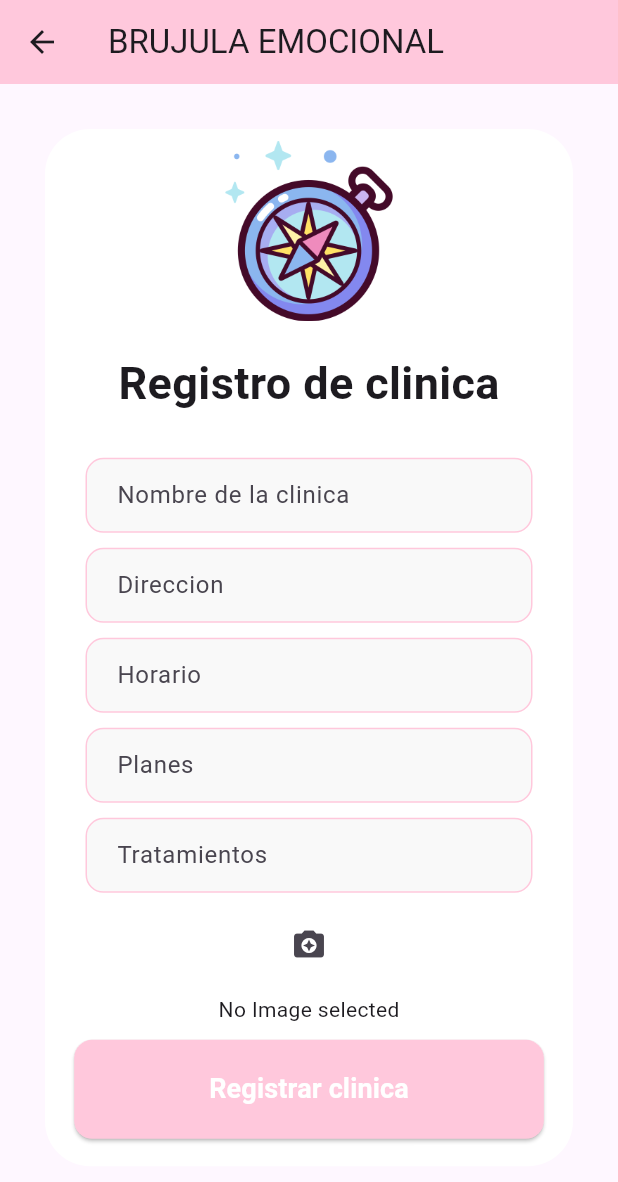
After one commit to Rayzkode/brujula_emocional, a Flutter app: the clinic_register screen opened directly, after a tap on "Registrar clinica", on a phone screen of 412 x 824 dp. The commit adds this screen. Shown: the top 1182 px of the screen. Run offline on Flutter 3.47's test engine with Material 3 defaults, Android fonts, the light colour scheme and no system bars; our stand-ins replace cloud_firestore, firebase_auth, firebase_core, firebase_storage, image_picker, smooth_page_indicator; accounts and stored records are empty.

Commit message:
Registra clinica

```diff
--- a/lib/home_page.dart
+++ b/lib/home_page.dart
@@ -1,8 +1,34 @@
 import 'package:brujula_emocional/appColors.dart';
+import 'package:brujula_emocional/pages_screens/clinic_register_screen.dart';
+import 'package:brujula_emocional/pages_screens/clinic_screen.dart';
 import 'package:brujula_emocional/pages_screens/location_screen.dart';
 import 'package:brujula_emocional/pages_screens/profile_screen.dart';
 import 'package:brujula_emocional/pages_screens/test_screen.dart';
 import 'package:flutter/material.dart';
+
+class MyApp extends StatelessWidget {
+  const MyApp({super.key});
+
+  // This widget is the root of your application.
+  @override
+  Widget build(BuildContext context) {
+    return MaterialApp(
+      title: 'Flutter Demo',
+      theme: ThemeData(
+        colorScheme: ColorScheme.fromSeed(seedColor: Colors.deepPurple),
+        useMaterial3: true,
+      ),
+      home: const HomePage(),
+      routes: <String, WidgetBuilder>{
+        '/home': (BuildContext context) => const HomePage(),
+        '/profile': (BuildContext context) => profile_screen(),
+        '/maps': (BuildContext context) => clinic_page(),
+        '/clinic_register': (BuildContext context) =>
+            const clinic_register(title: 'clinic_register'),
+      },
+    );
+  }
+}
 
 class HomePage extends StatefulWidget {
   const HomePage({super.key});
@@ -137,11 +163,18 @@ class _HomePageState extends State<HomePage> {
             ListTile(
               leading: Icon(Icons.perm_device_information_rounded),
               title: Text('Terminos y condiciones'),
+              onTap: () {},
+            ),
+            ListTile(
+              leading: Icon(Icons.add_box_rounded),
+              title: Text('Agregar clinica'),
               onTap: () {
-                // Update the state of the app
-                // ...
-                // Then close the drawer
-                Navigator.pop(context);
+                Navigator.pop(context); // Cerrar el cajón lateral primero
+                Navigator.push(
+                    context,
+                    MaterialPageRoute(
+                        builder: (context) =>
+                            clinic_register(title: 'clinic_register')));
               },
             ),
           ],
--- /dev/null
+++ b/lib/pages_screens/clinic_register_screen.dart
@@ -0,0 +1,297 @@
+import 'dart:io';
+
+import 'package:brujula_emocional/appColors.dart';
+import 'package:cloud_firestore/cloud_firestore.dart';
+import 'package:firebase_storage/firebase_storage.dart';
+import 'package:flutter/material.dart';
+import 'package:image_picker/image_picker.dart';
+
+class clinic_register extends StatefulWidget {
+  const clinic_register({super.key, required this.title});
+  final String title;
+
+  @override
+  State<clinic_register> createState() => _clinic_registerState();
+}
+
+class _clinic_registerState extends State<clinic_register> {
+  File? _image;
+  String imageUrl = '';
+  final _nombreController = TextEditingController();
+  final _direccionController = TextEditingController();
+  final _horarioController = TextEditingController();
+  final _planController = TextEditingController();
+  final _tratamientosController = TextEditingController();
+  final _imagenController = TextEditingController();
+
+  @override
+  void dispose() {
+    _nombreController.dispose();
+    _direccionController.dispose();
+    _horarioController.dispose();
+    _planController.dispose();
+    _tratamientosController.dispose();
+    _imagenController.dispose();
+  }
+
+  void registerClinic() async {
+    addClinicDetails(
+      _nombreController.text.trim(),
+      _direccionController.text.trim(),
+      _horarioController.text.trim(),
+      _planController.text.trim(),
+      _tratamientosController.text.trim(),
+      imageUrl.trim(),
+    );
+  }
+
+  Future addClinicDetails(String nombre, String direccion, String horario,
+      String plan, String tratamientos, String imagen) async {
+    await FirebaseFirestore.instance.collection('clinics').add({
+      'nombre': nombre,
+      'direccion': direccion,
+      'horario': horario,
+      'plan': plan,
+      'tratamientos': tratamientos,
+      'imagen': imagen,
+    });
+  }
+
+  Widget build(BuildContext context) {
+    return Scaffold(
+      appBar: AppBar(
+        title: const Text(
+          'BRUJULA EMOCIONAL',
+        ),
+        backgroundColor: AppColors.secondaryColor,
+      ),
+      body: SafeArea(
+        child: SingleChildScrollView(
+          padding: const EdgeInsets.all(30.0),
+          child: Container(
+            padding: EdgeInsets.symmetric(
+                horizontal: 2,
+                vertical: MediaQuery.of(context).size.height * 0.01),
+            decoration: BoxDecoration(
+              borderRadius: BorderRadius.circular(30),
+              color: Colors.white,
+            ),
+            child: Center(
+              child: Column(
+                mainAxisAlignment: MainAxisAlignment.center,
+                children: [
+                  Image.asset(
+                    'assets/images/Compass.png',
+                    width: 120,
+                  ),
+                  const SizedBox(
+                    height: 20,
+                  ),
+                  //hello again
+                  const Text(
+                    'Registro de clinica',
+                    style: TextStyle(
+                      fontWeight: FontWeight.bold,
+                      fontSize: 30,
+                    ),
+                  ),
+                  const SizedBox(
+                    height: 28,
+                  ),
+                  //email textfield
+                  Padding(
+                    padding: const EdgeInsets.symmetric(horizontal: 25.0),
+                    child: Container(
+                      decoration: BoxDecoration(
+                        color: const Color.fromARGB(144, 244, 244, 244),
+                        border: Border.all(color: AppColors.secondaryColor),
+                        borderRadius: BorderRadius.circular(12),
+                      ),
+                      child: Padding(
+                        padding: EdgeInsets.only(left: 20.0),
+                        child: TextField(
+                          controller: _nombreController,
+                          decoration: InputDecoration(
+                            border: InputBorder.none,
+                            hintText: 'Nombre de la clinica',
+                          ),
+                        ),
+                      ),
+                    ),
+                  ),
+                  const SizedBox(
+                    height: 10,
+                  ),
+                  Padding(
+                    padding: const EdgeInsets.symmetric(horizontal: 25.0),
+                    child: Container(
+                      decoration: BoxDecoration(
+                        color: const Color.fromARGB(144, 244, 244, 244),
+                        border: Border.all(color: AppColors.secondaryColor),
+                        borderRadius: BorderRadius.circular(12),
+                      ),
+                      child: Padding(
+                        padding: EdgeInsets.only(left: 20.0),
+                        child: TextField(
+                          controller: _direccionController,
+                          decoration: InputDecoration(
+                            border: InputBorder.none,
+                            hintText: 'Direccion',
+                          ),
+                        ),
+                      ),
+                    ),
+                  ),
+                  const SizedBox(
+                    height: 10,
+                  ),
+                  Padding(
+                    padding: const EdgeInsets.symmetric(horizontal: 25.0),
+                    child: Container(
+                      decoration: BoxDecoration(
+                        color: const Color.fromARGB(144, 244, 244, 244),
+                        border: Border.all(color: AppColors.secondaryColor),
+                        borderRadius: BorderRadius.circular(12),
+                      ),
+                      child: Padding(
+                        padding: const EdgeInsets.only(left: 20.0),
+                        child: TextField(
+                          controller: _horarioController,
+                          decoration: const InputDecoration(
+                            border: InputBorder.none,
+                            hintText: 'Horario',
+                          ),
+                        ),
+                      ),
+                    ),
+                  ),
+                  const SizedBox(
+                    height: 10,
+                  ),
+                  Padding(
+                    padding: const EdgeInsets.symmetric(horizontal: 25.0),
+                    child: Container(
+                      decoration: BoxDecoration(
+                        color: const Color.fromARGB(144, 244, 244, 244),
+                        border: Border.all(color: AppColors.secondaryColor),
+                        borderRadius: BorderRadius.circular(12),
+                      ),
+                      child: Padding(
+                        padding: const EdgeInsets.only(left: 20.0),
+                        child: TextField(
+                          controller: _planController,
+                          decoration: const InputDecoration(
+                            border: InputBorder.none,
+                            hintText: 'Planes',
+                          ),
+                        ),
+                      ),
+                    ),
+                  ),
+                  const SizedBox(
+                    height: 10,
+                  ),
+                  Padding(
+                    padding: const EdgeInsets.symmetric(horizontal: 25.0),
+                    child: Container(
+                      decoration: BoxDecoration(
+                        color: const Color.fromARGB(144, 244, 244, 244),
+                        border: Border.all(color: AppColors.secondaryColor),
+                        borderRadius: BorderRadius.circular(12),
+                      ),
+                      child: Padding(
+                        padding: const EdgeInsets.only(left: 20.0),
+                        child: TextField(
+                          controller: _tratamientosController,
+                          decoration: const InputDecoration(
+                            border: InputBorder.none,
+                            hintText: 'Tratamientos',
+                          ),
+                        ),
+                      ),
+                    ),
+                  ),
+                  const SizedBox(
+                    height: 10,
+                  ),
+                  IconButton(
+                      onPressed: () async {
+                        ImagePicker imagePicker = ImagePicker();
+                        XFile? file = await imagePicker.pickImage(
+                            source: ImageSource.gallery);
+                        print('${file?.path}');
+
+                        setState(() {
+                          if (file != null) {
+                            _image = File(file.path);
+                          }
+                        });
+                      },
+                      icon: Icon(Icons.camera_enhance)),
+                  const SizedBox(
+                    height: 10,
+                  ),
+                  Center(
+                    child: _image == null
+                        ? Text('No Image selected')
+                        : Image.file(_image!),
+                  ),
+                  const SizedBox(
+                    height: 10,
+                  ),
+                  ElevatedButton(
+                    onPressed: () async {
+                      if (_image != null) {
+                        // Subida de la imagen al almacenamiento en la nube
+                        String uniqueFileName =
+                            DateTime.now().millisecondsSinceEpoch.toString();
+                        Reference referenceRoot =
+                            FirebaseStorage.instance.ref();
+                        Reference referenceDirImages =
+                            referenceRoot.child('images');
+                        Reference referenceImageToUpload =
+                            referenceDirImages.child('${uniqueFileName}');
+
+                        try {
+                          await referenceImageToUpload.putFile(_image!);
+                          imageUrl =
+                              await referenceImageToUpload.getDownloadURL();
+                          // Llamar a la función para registrar la clínica después de subir la imagen
+                          registerClinic();
+                        } catch (e) {
+                          // Manejo de errores (puedes agregar un mensaje de error aquí)
+                        }
+                      } else {
+                        // Mostrar un mensaje de que no se ha seleccionado ninguna imagen
+                        print('No se ha seleccionado ninguna imagen');
+                      }
+                    },
+                    style: ElevatedButton.styleFrom(
+                      padding: const EdgeInsets.symmetric(
+                          horizontal: 90, vertical: 20),
+                      backgroundColor: AppColors.secondaryColor,
+                      shape: RoundedRectangleBorder(
+                        borderRadius: BorderRadius.circular(12),
+                      ),
+                    ),
+                    child: const Text(
+                      'Registrar clinica',
+                      style: TextStyle(
+                        color: Colors.white,
+                        fontWeight: FontWeight.bold,
+                        fontSize: 18,
+                      ),
+                    ),
+                  ),
+                  const SizedBox(
+                    height: 10,
+                  ),
+                ],
+              ),
+            ),
+          ),
+        ),
+      ),
+    );
+  }
+}
--- a/pubspec.yaml
+++ b/pubspec.yaml
@@ -40,6 +40,8 @@ dependencies:
   cloud_firestore: ^4.15.8
   firebase_auth: ^4.17.8
   provider: ^6.1.2
+  image_picker: ^1.0.8
+  firebase_storage: ^11.6.9
 
 dev_dependencies:
   flutter_launcher_icons: ^0.13.1
```
Also changed, not shown: pubspec.lock, 6 other files.
